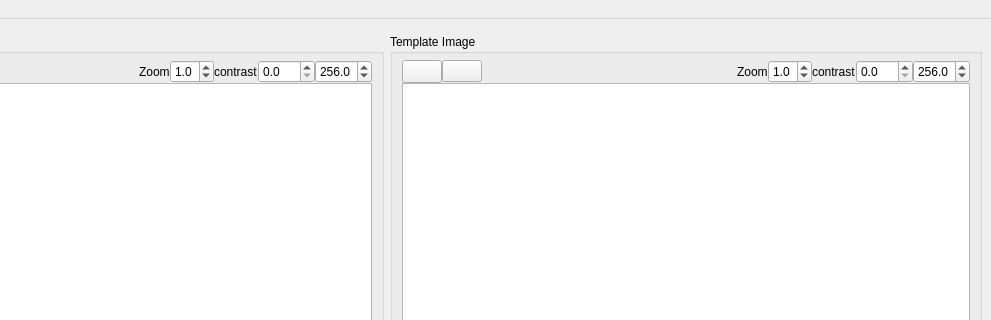
Old version of the form regtoolbox.ui in the repository frankyeh/DSI-Studio; both pictures show x 217 to 1208 and y 0 to 320 of the 1208 by 774 pixel window.
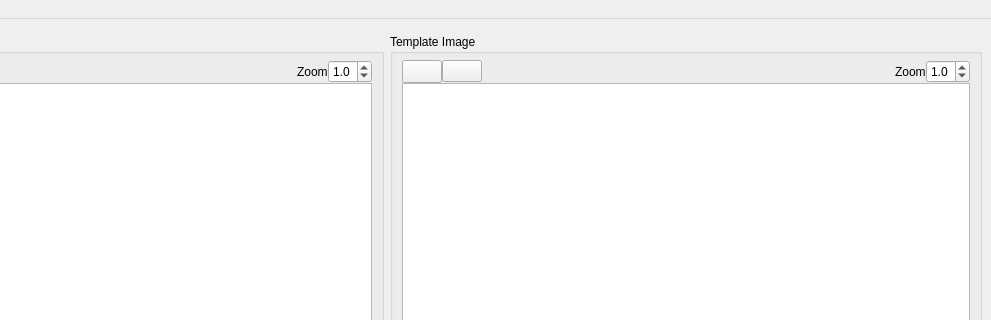
New version of the form. Icons and pictures are not drawn.

Commit message: revise regtool

The edit to the form file:
```diff
--- a/regtoolbox.ui
+++ b/regtoolbox.ui
@@ -168,42 +168,6 @@
               </property>
              </widget>
             </item>
-            <item>
-             <widget class="QLabel" name="label_3">
-              <property name="text">
-               <string>contrast</string>
-              </property>
-             </widget>
-            </item>
-            <item>
-             <widget class="QDoubleSpinBox" name="min1">
-              <property name="decimals">
-               <number>1</number>
-              </property>
-              <property name="maximum">
-               <double>256.000000000000000</double>
-              </property>
-              <property name="singleStep">
-               <double>16.000000000000000</double>
-              </property>
-             </widget>
-            </item>
-            <item>
-             <widget class="QDoubleSpinBox" name="max1">
-              <property name="decimals">
-               <number>1</number>
-              </property>
-              <property name="maximum">
-               <double>512.000000000000000</double>
-              </property>
-              <property name="singleStep">
-               <double>16.000000000000000</double>
-              </property>
-              <property name="value">
-               <double>256.000000000000000</double>
-              </property>
-             </widget>
-            </item>
            </layout>
           </item>
           <item>
@@ -305,42 +269,6 @@
               </property>
              </widget>
             </item>
-            <item>
-             <widget class="QLabel" name="label_2">
-              <property name="text">
-               <string>contrast</string>
-              </property>
-             </widget>
-            </item>
-            <item>
-             <widget class="QDoubleSpinBox" name="min2">
-              <property name="decimals">
-               <number>1</number>
-              </property>
-              <property name="maximum">
-               <double>256.000000000000000</double>
-              </property>
-              <property name="singleStep">
-               <double>16.000000000000000</double>
-              </property>
-             </widget>
-            </item>
-            <item>
-             <widget class="QDoubleSpinBox" name="max2">
-              <property name="decimals">
-               <number>1</number>
-              </property>
-              <property name="maximum">
-               <double>512.000000000000000</double>
-              </property>
-              <property name="singleStep">
-               <double>16.000000000000000</double>
-              </property>
-              <property name="value">
-               <double>256.000000000000000</double>
-              </property>
-             </widget>
-            </item>
            </layout>
           </item>
           <item>
```
The commit also changes 2 other files.
